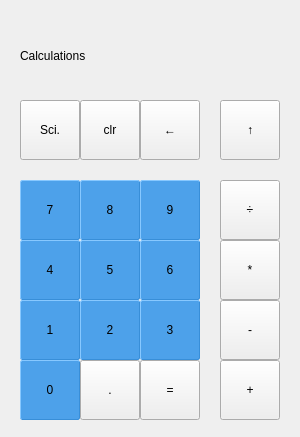
cs3100-team10/calc01, file src/mainwindow.ui: the form before one commit.
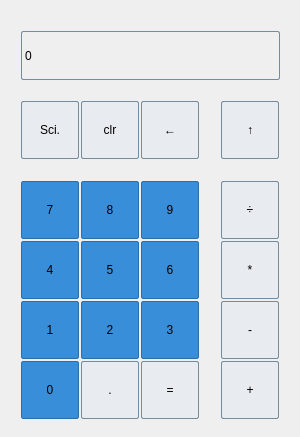
The form after the commit.

The edit to the form file:
```diff
--- a/src/mainwindow.ui
+++ b/src/mainwindow.ui
@@ -23,8 +23,19 @@
       <height>51</height>
      </rect>
     </property>
+    <property name="styleSheet">
+     <string notr="true">QLabel {
+	font: 25 20pt &quot;Ubuntu&quot;;
+	qproperty-alignment: 'AlignVCenter | AlignRight';
+	border-style: solid;
+	border-width: 1px;
+	border-radius: 2px;
+	border-color: #758ca0;
+	margin: 1px;
+}</string>
+    </property>
     <property name="text">
-     <string>Calculations</string>
+     <string>0</string>
     </property>
    </widget>
    <widget class="QPushButton" name="pushButton">
@@ -42,6 +53,24 @@
       <height>0</height>
      </size>
     </property>
+    <property name="styleSheet">
+     <string notr="true">QPushButton {
+	background-color: #e8ebef;
+    border-style: solid;
+    border-width: 1px;
+    border-radius: 2px;
+    border-color: #758ca0;
+	margin: 1px;
+}
+QPushButton:pressed {
+    background-color: #388ed8;
+}
+QPushButton:hover{ 
+	background-color: #b5bfcc;
+	color: #374c5e;
+}
+</string>
+    </property>
     <property name="text">
      <string>Sci.</string>
     </property>
@@ -61,6 +90,24 @@
       <height>0</height>
      </size>
     </property>
+    <property name="styleSheet">
+     <string notr="true">QPushButton {
+	background-color: #e8ebef;
+    border-style: solid;
+    border-width: 1px;
+    border-radius: 2px;
+    border-color: #758ca0;
+	margin: 1px;
+}
+QPushButton:pressed {
+    background-color: #388ed8;
+}
+QPushButton:hover{ 
+	background-color: #b5bfcc;
+	color: #374c5e;
+}
+</string>
+    </property>
     <property name="text">
      <string>clr</string>
     </property>
@@ -80,6 +127,24 @@
       <height>0</height>
      </size>
     </property>
+    <property name="styleSheet">
+     <string notr="true">QPushButton {
+	background-color: #e8ebef;
+    border-style: solid;
+    border-width: 1px;
+    border-radius: 2px;
+    border-color: #758ca0;
+	margin: 1px;
+}
+QPushButton:pressed {
+    background-color: #388ed8;
+}
+QPushButton:hover{ 
+	background-color: #b5bfcc;
+	color: #374c5e;
+}
+</string>
+    </property>
     <property name="text">
      <string>←</string>
     </property>
@@ -99,6 +164,24 @@
       <height>0</height>
      </size>
     </property>
+    <property name="styleSheet">
+     <string notr="true">QPushButton {
+	background-color: #e8ebef;
+    border-style: solid;
+    border-width: 1px;
+    border-radius: 2px;
+    border-color: #758ca0;
+	margin: 1px;
+}
+QPushButton:pressed {
+    background-color: #388ed8;
+}
+QPushButton:hover{ 
+	background-color: #b5bfcc;
+	color: #374c5e;
+}
+</string>
+    </property>
     <property name="text">
      <string>↑</string>
     </property>
@@ -120,15 +203,21 @@
     </property>
     <property name="styleSheet">
      <string notr="true">QPushButton {
-    background-color: #4da1ea;
-    border-style: outset;
+	background-color: #388ed8;
+    border-style: solid;
     border-width: 1px;
     border-radius: 2px;
-    border-color: #388ed8;
+    border-color: #276fad;
+	margin: 1px;
 }
 QPushButton:pressed {
     background-color: #388ed8;
-}</string>
+}
+QPushButton:hover{ 
+	background-color: #2574ba;
+	color: #afd9ff;
+}
+</string>
     </property>
     <property name="text">
      <string>9</string>
@@ -149,6 +238,24 @@
       <height>0</height>
      </size>
     </property>
+    <property name="styleSheet">
+     <string notr="true">QPushButton {
+	background-color: #e8ebef;
+    border-style: solid;
+    border-width: 1px;
+    border-radius: 2px;
+    border-color: #758ca0;
+	margin: 1px;
+}
+QPushButton:pressed {
+    background-color: #388ed8;
+}
+QPushButton:hover{ 
+	background-color: #b5bfcc;
+	color: #374c5e;
+}
+</string>
+    </property>
     <property name="text">
      <string>÷</string>
     </property>
@@ -170,15 +277,21 @@
     </property>
     <property name="styleSheet">
      <string notr="true">QPushButton {
-    background-color: #4da1ea;
-    border-style: outset;
+	background-color: #388ed8;
+    border-style: solid;
     border-width: 1px;
     border-radius: 2px;
-    border-color: #388ed8;
+    border-color: #276fad;
+	margin: 1px;
 }
 QPushButton:pressed {
     background-color: #388ed8;
-}</string>
+}
+QPushButton:hover{ 
+	background-color: #2574ba;
+	color: #afd9ff;
+}
+</string>
     </property>
     <property name="text">
      <string>7</string>
@@ -201,15 +314,21 @@
     </property>
     <property name="styleSheet">
      <string notr="true">QPushButton {
-    background-color: #4da1ea;
-    border-style: outset;
+	background-color: #388ed8;
+    border-style: solid;
     border-width: 1px;
     border-radius: 2px;
-    border-color: #388ed8;
+    border-color: #276fad;
+	margin: 1px;
 }
 QPushButton:pressed {
     background-color: #388ed8;
-}</string>
+}
+QPushButton:hover{ 
+	background-color: #2574ba;
+	color: #afd9ff;
+}
+</string>
     </property>
     <property name="text">
      <string>8</string>
@@ -232,15 +351,21 @@
     </property>
     <property name="styleSheet">
      <string notr="true">QPushButton {
-    background-color: #4da1ea;
-    border-style: outset;
+	background-color: #388ed8;
+    border-style: solid;
     border-width: 1px;
     border-radius: 2px;
-    border-color: #388ed8;
+    border-color: #276fad;
+	margin: 1px;
 }
 QPushButton:pressed {
     background-color: #388ed8;
-}</string>
+}
+QPushButton:hover{ 
+	background-color: #2574ba;
+	color: #afd9ff;
+}
+</string>
     </property>
     <property name="text">
      <string>6</string>
@@ -261,6 +386,24 @@
       <height>0</height>
      </size>
     </property>
+    <property name="styleSheet">
+     <string notr="true">QPushButton {
+	background-color: #e8ebef;
+    border-style: solid;
+    border-width: 1px;
+    border-radius: 2px;
+    border-color: #758ca0;
+	margin: 1px;
+}
+QPushButton:pressed {
+    background-color: #388ed8;
+}
+QPushButton:hover{ 
+	background-color: #b5bfcc;
+	color: #374c5e;
+}
+</string>
+    </property>
     <property name="text">
      <string>*</string>
     </property>
@@ -282,15 +425,21 @@
     </property>
     <property name="styleSheet">
      <string notr="true">QPushButton {
-    background-color: #4da1ea;
-    border-style: outset;
+	background-color: #388ed8;
+    border-style: solid;
     border-width: 1px;
     border-radius: 2px;
-    border-color: #388ed8;
+    border-color: #276fad;
+	margin: 1px;
 }
 QPushButton:pressed {
     background-color: #388ed8;
-}</string>
+}
+QPushButton:hover{ 
+	background-color: #2574ba;
+	color: #afd9ff;
+}
+</string>
     </property>
     <property name="text">
      <string>4</string>
@@ -313,15 +462,21 @@
     </property>
     <property name="styleSheet">
      <string notr="true">QPushButton {
-    background-color: #4da1ea;
-    border-style: outset;
+	background-color: #388ed8;
+    border-style: solid;
     border-width: 1px;
     border-radius: 2px;
-    border-color: #388ed8;
+    border-color: #276fad;
+	margin: 1px;
 }
 QPushButton:pressed {
     background-color: #388ed8;
-}</string>
+}
+QPushButton:hover{ 
+	background-color: #2574ba;
+	color: #afd9ff;
+}
+</string>
     </property>
     <property name="text">
      <string>5</string>
@@ -344,15 +499,21 @@
     </property>
     <property name="styleSheet">
      <string notr="true">QPushButton {
-    background-color: #4da1ea;
-    border-style: outset;
+	background-color: #388ed8;
+    border-style: solid;
     border-width: 1px;
     border-radius: 2px;
-    border-color: #388ed8;
+    border-color: #276fad;
+	margin: 1px;
 }
 QPushButton:pressed {
     background-color: #388ed8;
-}</string>
+}
+QPushButton:hover{ 
+	background-color: #2574ba;
+	color: #afd9ff;
+}
+</string>
     </property>
     <property name="text">
      <string>3</string>
@@ -373,6 +534,24 @@
       <height>0</height>
      </size>
     </property>
+    <property name="styleSheet">
+     <string notr="true">QPushButton {
+	background-color: #e8ebef;
+    border-style: solid;
+    border-width: 1px;
+    border-radius: 2px;
+    border-color: #758ca0;
+	margin: 1px;
+}
+QPushButton:pressed {
+    background-color: #388ed8;
+}
+QPushButton:hover{ 
+	background-color: #b5bfcc;
+	color: #374c5e;
+}
+</string>
+    </property>
     <property name="text">
      <string>-</string>
     </property>
@@ -394,15 +573,21 @@
     </property>
     <property name="styleSheet">
      <string notr="true">QPushButton {
-    background-color: #4da1ea;
-    border-style: outset;
+	background-color: #388ed8;
+    border-style: solid;
     border-width: 1px;
     border-radius: 2px;
-    border-color: #388ed8;
+    border-color: #276fad;
+	margin: 1px;
 }
 QPushButton:pressed {
     background-color: #388ed8;
-}</string>
+}
+QPushButton:hover{ 
+	background-color: #2574ba;
+	color: #afd9ff;
+}
+</string>
     </property>
     <property name="text">
      <string>1</string>
@@ -425,15 +610,21 @@
     </property>
     <property name="styleSheet">
      <string notr="true">QPushButton {
-    background-color: #4da1ea;
-    border-style: outset;
+	background-color: #388ed8;
+    border-style: solid;
     border-width: 1px;
     border-radius: 2px;
-    border-color: #388ed8;
+    border-color: #276fad;
+	margin: 1px;
 }
 QPushButton:pressed {
     background-color: #388ed8;
-}</string>
+}
+QPushButton:hover{ 
+	background-color: #2574ba;
+	color: #afd9ff;
+}
+</string>
     </property>
     <property name="text">
      <string>2</string>
@@ -454,6 +645,24 @@
       <height>0</height>
      </size>
     </property>
+    <property name="styleSheet">
+     <string notr="true">QPushButton {
+	background-color: #e8ebef;
+    border-style: solid;
+    border-width: 1px;
+    border-radius: 2px;
+    border-color: #758ca0;
+	margin: 1px;
+}
+QPushButton:pressed {
+    background-color: #388ed8;
+}
+QPushButton:hover{ 
+	background-color: #b5bfcc;
+	color: #374c5e;
+}
+</string>
+    </property>
     <property name="text">
      <string>+</string>
     </property>
@@ -473,6 +682,24 @@
       <height>0</height>
      </size>
     </property>
+    <property name="styleSheet">
+     <string notr="true">QPushButton {
+	background-color: #e8ebef;
+    border-style: solid;
+    border-width: 1px;
+    border-radius: 2px;
+    border-color: #758ca0;
+	margin: 1px;
+}
+QPushButton:pressed {
+    background-color: #388ed8;
+}
+QPushButton:hover{ 
+	background-color: #b5bfcc;
+	color: #374c5e;
+}
+</string>
+    </property>
     <property name="text">
      <string>=</string>
     </property>
@@ -494,15 +721,21 @@
     </property>
     <property name="styleSheet">
      <string notr="true">QPushButton {
-    background-color: #4da1ea;
-    border-style: outset;
+	background-color: #388ed8;
+    border-style: solid;
     border-width: 1px;
     border-radius: 2px;
-    border-color: #388ed8;
+    border-color: #276fad;
+	margin: 1px;
 }
 QPushButton:pressed {
     background-color: #388ed8;
-}</string>
+}
+QPushButton:hover{ 
+	background-color: #2574ba;
+	color: #afd9ff;
+}
+</string>
     </property>
     <property name="text">
      <string>0</string>
@@ -523,6 +756,24 @@
       <height>0</height>
      </size>
     </property>
+    <property name="styleSheet">
+     <string notr="true">QPushButton {
+	background-color: #e8ebef;
+    border-style: solid;
+    border-width: 1px;
+    border-radius: 2px;
+    border-color: #758ca0;
+	margin: 1px;
+}
+QPushButton:pressed {
+    background-color: #388ed8;
+}
+QPushButton:hover{ 
+	background-color: #b5bfcc;
+	color: #374c5e;
+}
+</string>
+    </property>
     <property name="text">
      <string>.</string>
     </property>
```
